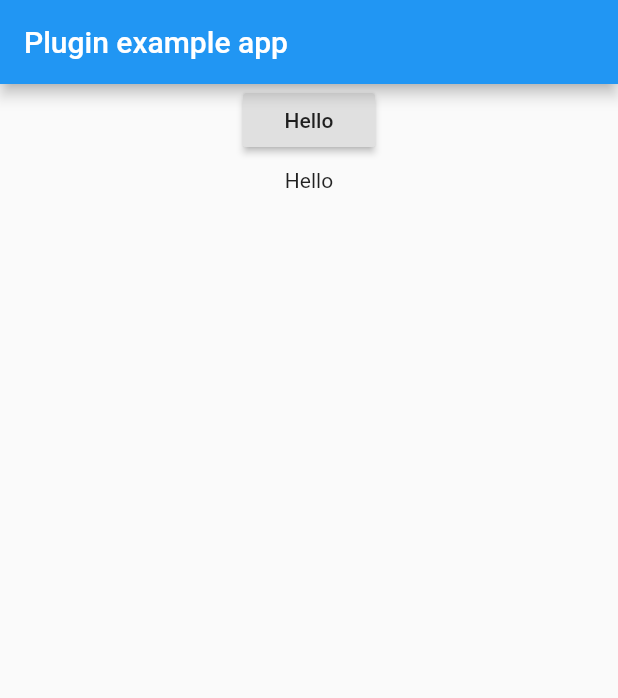
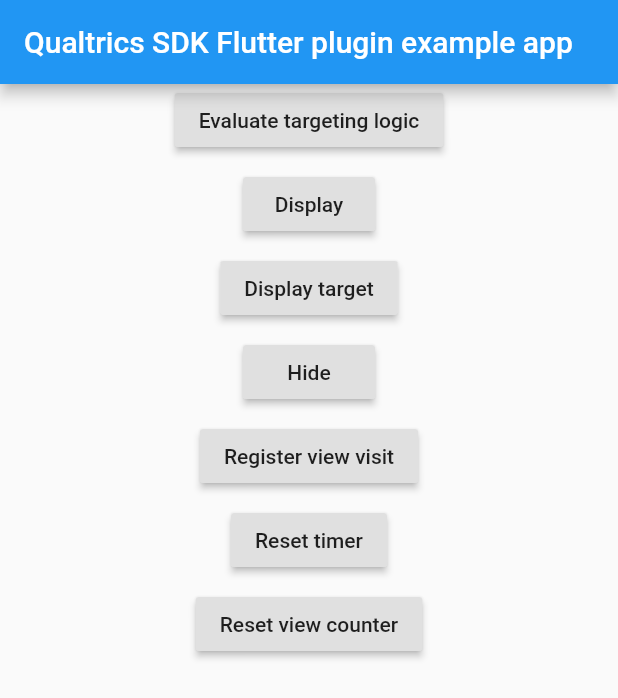
Before and after one commit to vrtdev/flutter_qualtrics, a Flutter app: the screen it shows after launch, on a phone screen of 412 x 824 dp. Shown: the top 698 px of the screen. Run offline on Flutter 3.47's test engine with Material 2 defaults, Android fonts, the phone set to English and light mode, and no system bars.

Commit message:
Added Qualtrics dependency & updated example app

```diff
--- a/example/lib/main.dart
+++ b/example/lib/main.dart
@@ -1,4 +1,5 @@
 import 'package:flutter/material.dart';
+import 'package:qualtrics_flutter/qualtrics.dart';
 
 void main() => runApp(MyApp());
 
@@ -8,9 +9,41 @@ class MyApp extends StatefulWidget {
 }
 
 class _MyAppState extends State<MyApp> {
+  final qualtrics = Qualtrics(brandId: "testBrandId", zoneId: "testZoneId", interceptId: "testInterceptId");
+
   @override
   void initState() {
     super.initState();
+  }
+
+  Future<void> evaluateTargetingLogic() async {
+    bool result = await qualtrics.evaluateTargetingLogic();
+    print("EvaluateTargetingLogic result : $result");
+  }
+
+  Future<void> display() async {
+    bool result = await qualtrics.display();
+    print("Display result : $result");
+  }
+
+  Future<void> displayTarget(String target) async {
+    await qualtrics.displayTarget(target);
+  }
+
+  Future<void> hide() async {
+    await qualtrics.hide();
+  }
+
+  Future<void> registerViewVisit(String viewName) async {
+    await qualtrics.registerViewVisit(viewName);
+  }
+
+  Future<void> resetTimer() async {
+    await qualtrics.resetTimer();
+  }
+
+  Future<void> resetViewCounter() async {
+    await qualtrics.resetViewCounter();
   }
 
   @override
@@ -18,19 +51,46 @@ class _MyAppState extends State<MyApp> {
     return MaterialApp(
       home: Scaffold(
         appBar: AppBar(
-          title: const Text('Plugin example app'),
+          title: const Text('Qualtrics SDK Flutter plugin example app'),
         ),
         body: Center(
           child: Column(
             children: [
               RaisedButton(
-                child: Text("Hello"),
-                onPressed: () {
-                  print("Debug - hello pressed");
-                },
+                child: Text("Evaluate targeting logic"),
+                onPressed: () => evaluateTargetingLogic(),
               ),
               SizedBox(height: 8),
-              Text('Hello'),
+              RaisedButton(
+                child: Text("Display"),
+                onPressed: () => display(),
+              ),
+              SizedBox(height: 8),
+              RaisedButton(
+                child: Text("Display target"),
+                onPressed: () => displayTarget("hello world"),
+              ),
+              SizedBox(height: 8),
+              RaisedButton(
+                child: Text("Hide"),
+                onPressed: () => hide(),
+              ),
+              SizedBox(height: 8),
+              RaisedButton(
+                child: Text("Register view visit"),
+                onPressed: () => registerViewVisit("hello world"),
+              ),
+              SizedBox(height: 8),
+              RaisedButton(
+                child: Text("Reset timer"),
+                onPressed: () => resetTimer(),
+              ),
+              SizedBox(height: 8),
+              RaisedButton(
+                child: Text("Reset view counter"),
+                onPressed: () => resetViewCounter(),
+              ),
+              SizedBox(height: 8),
             ],
           ),
         ),
```
Also changed, not shown: 3 other files.
